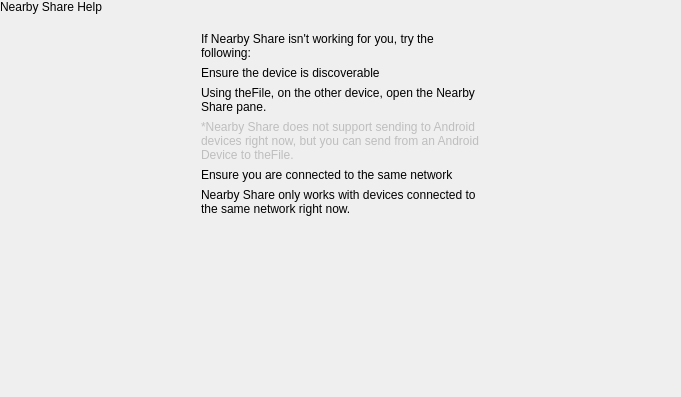
theCheeseboard/thefile, file plugins/qnearbyshare/nearbysharehelppopover.ui: the form before one commit.
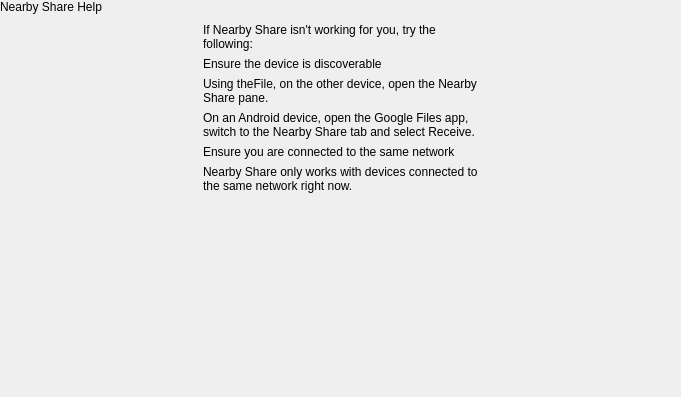
The form after the commit. Custom widgets are drawn as their Qt base class.

Commit message: Add information about sharing to Android

```diff
--- a/plugins/qnearbyshare/nearbysharehelppopover.ui
+++ b/plugins/qnearbyshare/nearbysharehelppopover.ui
@@ -50,11 +50,26 @@
         <x>0</x>
         <y>0</y>
         <width>681</width>
-        <height>380</height>
+        <height>379</height>
        </rect>
       </property>
       <layout class="QVBoxLayout" name="verticalLayout_2">
-       <item alignment="Qt::AlignHCenter|Qt::AlignTop">
+       <property name="spacing">
+        <number>0</number>
+       </property>
+       <property name="leftMargin">
+        <number>0</number>
+       </property>
+       <property name="topMargin">
+        <number>0</number>
+       </property>
+       <property name="rightMargin">
+        <number>0</number>
+       </property>
+       <property name="bottomMargin">
+        <number>0</number>
+       </property>
+       <item alignment="Qt::AlignmentFlag::AlignHCenter|Qt::AlignmentFlag::AlignTop">
         <widget class="QWidget" name="helpContainer" native="true">
          <layout class="QVBoxLayout" name="verticalLayout_3">
           <item>
@@ -89,11 +104,8 @@
           </item>
           <item>
            <widget class="QLabel" name="label_3">
-            <property name="enabled">
-             <bool>false</bool>
-            </property>
             <property name="text">
-             <string>*Nearby Share does not support sending to Android devices right now, but you can send from an Android Device to theFile.</string>
+             <string>On an Android device, open the Google Files app, switch to the Nearby Share tab and select Receive.</string>
             </property>
             <property name="wordWrap">
              <bool>true</bool>
```
Left out of the diff: 3 changed lines with no effect on the pictures. The commit also changes 4 other files.
